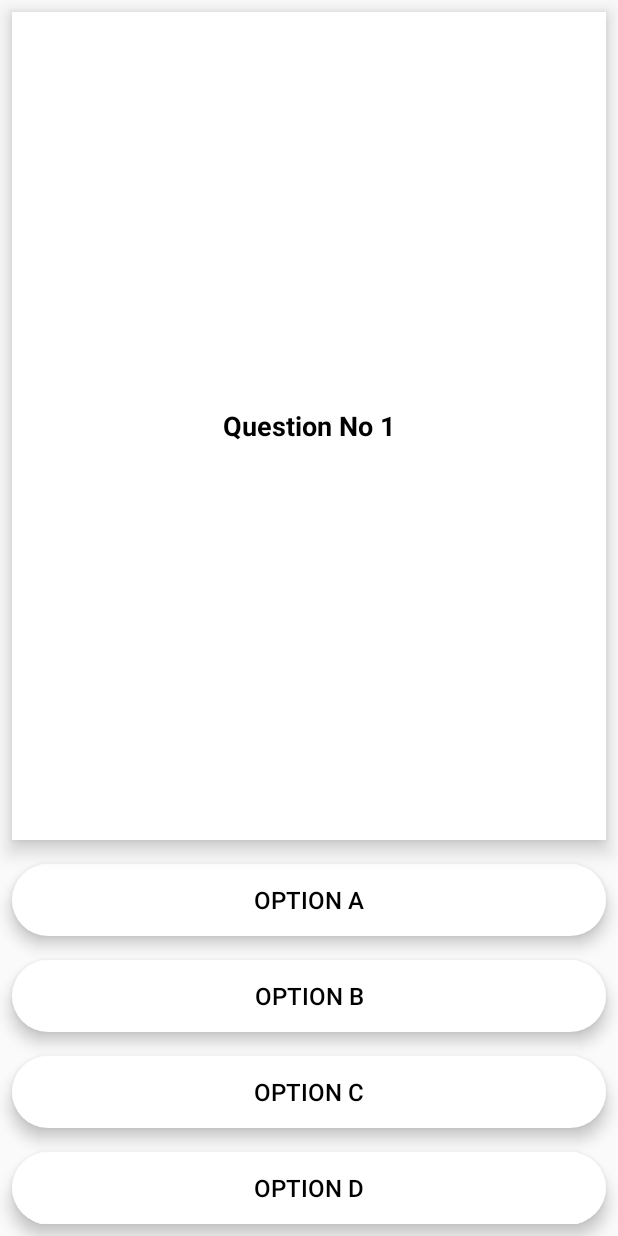
After one commit to duc2209/PRM, an Android app built with Jetpack Compose: the layout question_item_layout.xml on its own in the app's theme, with its tools: preview values and no code run, on a phone screen of 412 x 824 dp. The commit adds this screen. Run offline under Robolectric (Android 15) with nearby library versions, the phone set to English and light mode, and no system bars.

Commit message:
Hung commit vid 18,19,20 - Question Activity

```diff
--- a/app/src/main/java/com/example/quizzz/DbQuery.java
+++ b/app/src/main/java/com/example/quizzz/DbQuery.java
@@ -169,12 +169,13 @@ public class DbQuery {
                         for(DocumentSnapshot doc: queryDocumentSnapshots )
                         {
                             g_quesList.add(new QuestionModel(
-                                    doc.getString("QUEST"),
+                                    doc.getString("QUESTION"),
                                     doc.getString("A"),
                                     doc.getString("B"),
                                     doc.getString("C"),
                                     doc.getString("D"),
-                                    doc.getLong("ANSWER").intValue()
+                                    doc.getLong("ANSWER").intValue(),
+                                     -1
                             ));
                         }
                         completeListener.onSuccess();
--- /dev/null
+++ b/app/src/main/res/drawable/selected_btn.xml
@@ -0,0 +1,6 @@
+<?xml version="1.0" encoding="utf-8"?>
+<shape xmlns:android="http://schemas.android.com/apk/res/android">
+    <stroke android:color="@color/colorPrimary" android:width="4dp" />
+    <solid android:color="#A7C1FA" />
+    <corners android:radius="150sp" />
+</shape>
--- /dev/null
+++ b/app/src/main/res/drawable/unselected_btn.xml
@@ -0,0 +1,6 @@
+<?xml version="1.0" encoding="utf-8"?>
+<shape xmlns:android="http://schemas.android.com/apk/res/android">
+
+    <corners android:radius="300dp" />
+    <solid android:color="@android:color/white" />
+</shape>
--- /dev/null
+++ b/app/src/main/res/layout/question_item_layout.xml
@@ -0,0 +1,76 @@
+<?xml version="1.0" encoding="utf-8"?>
+<LinearLayout xmlns:android="http://schemas.android.com/apk/res/android"
+    android:orientation="vertical"
+    android:layout_width="match_parent"
+    android:layout_height="match_parent">
+
+    <TextView
+        android:layout_width="match_parent"
+        android:layout_height="wrap_content"
+        android:id="@+id/tv_question"
+        android:layout_margin="8dp"
+        android:gravity="center"
+        android:layout_weight="1"
+        android:textColor="@android:color/black"
+        android:text="Question No 1"
+        android:textSize="18sp"
+        android:textStyle="bold"
+        android:scrollbars="vertical"
+        android:background="@android:color/white"
+        android:inputType="textMultiLine"
+        android:elevation="5dp"
+        android:translationZ="3dp"
+        />
+    <Button
+        android:layout_width="match_parent"
+        android:layout_height="wrap_content"
+        android:id="@+id/optionA"
+        android:layout_margin="8dp"
+        android:textColor="@android:color/black"
+        android:text="option A"
+        android:textSize="16sp"
+        android:background="@drawable/unselected_btn"
+        android:elevation="3dp"
+        android:translationZ="3dp"
+        android:stateListAnimator="@null"
+        />
+    <Button
+        android:layout_width="match_parent"
+        android:layout_height="wrap_content"
+        android:id="@+id/optionB"
+        android:layout_margin="8dp"
+        android:textColor="@android:color/black"
+        android:text="option B"
+        android:textSize="16sp"
+        android:background="@drawable/unselected_btn"
+        android:elevation="3dp"
+        android:translationZ="3dp"
+        android:stateListAnimator="@null"
+        />
+    <Button
+        android:layout_width="match_parent"
+        android:layout_height="wrap_content"
+        android:id="@+id/optionC"
+        android:layout_margin="8dp"
+        android:textColor="@android:color/black"
+        android:text="option C"
+        android:textSize="16sp"
+        android:background="@drawable/unselected_btn"
+        android:elevation="3dp"
+        android:translationZ="3dp"
+        android:stateListAnimator="@null"
+        />
+    <Button
+        android:layout_width="match_parent"
+        android:layout_height="wrap_content"
+        android:id="@+id/optionD"
+        android:layout_margin="8dp"
+        android:textColor="@android:color/black"
+        android:text="option D"
+        android:textSize="16sp"
+        android:background="@drawable/unselected_btn"
+        android:elevation="3dp"
+        android:translationZ="3dp"
+        android:stateListAnimator="@null"
+        />
+</LinearLayout>
```
Also changed, not shown: app/src/main/java/com/example/quizzz/QuestionActivity.java (+136 -0 lines), app/src/main/java/com/example/quizzz/QuestionModel.java (+11 -1 lines), app/src/main/java/com/example/quizzz/QuestionsAdapter.java (added, +120 -0 lines), app/src/main/res/layout/activity_question.xml (+29 -5 lines).
